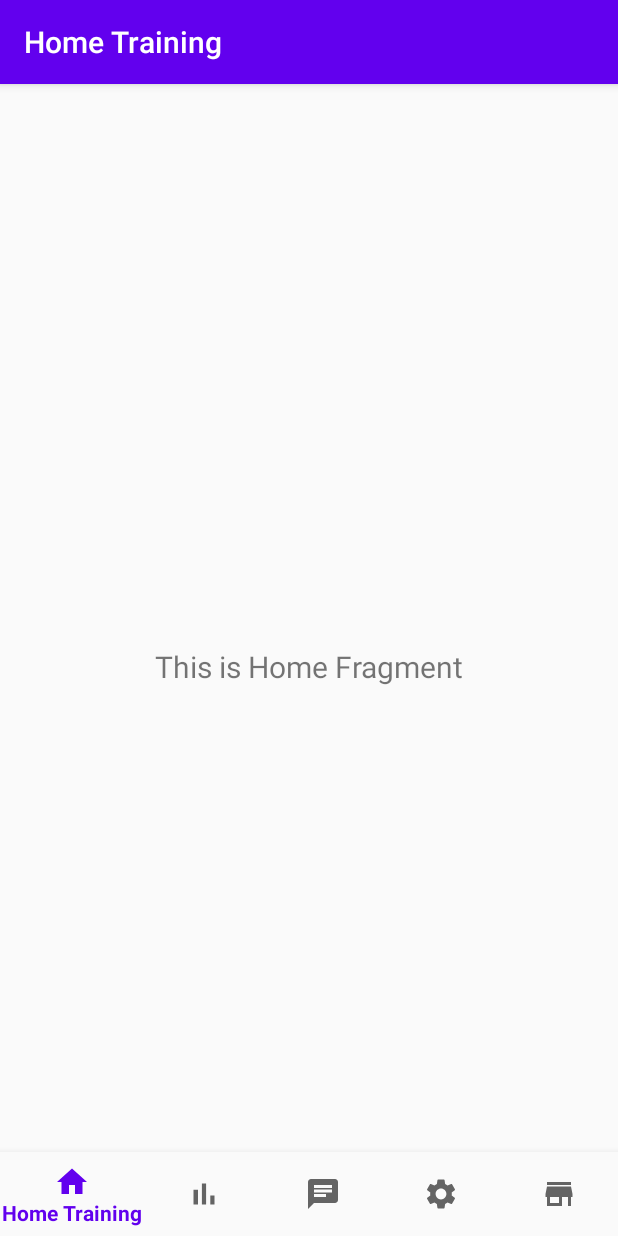
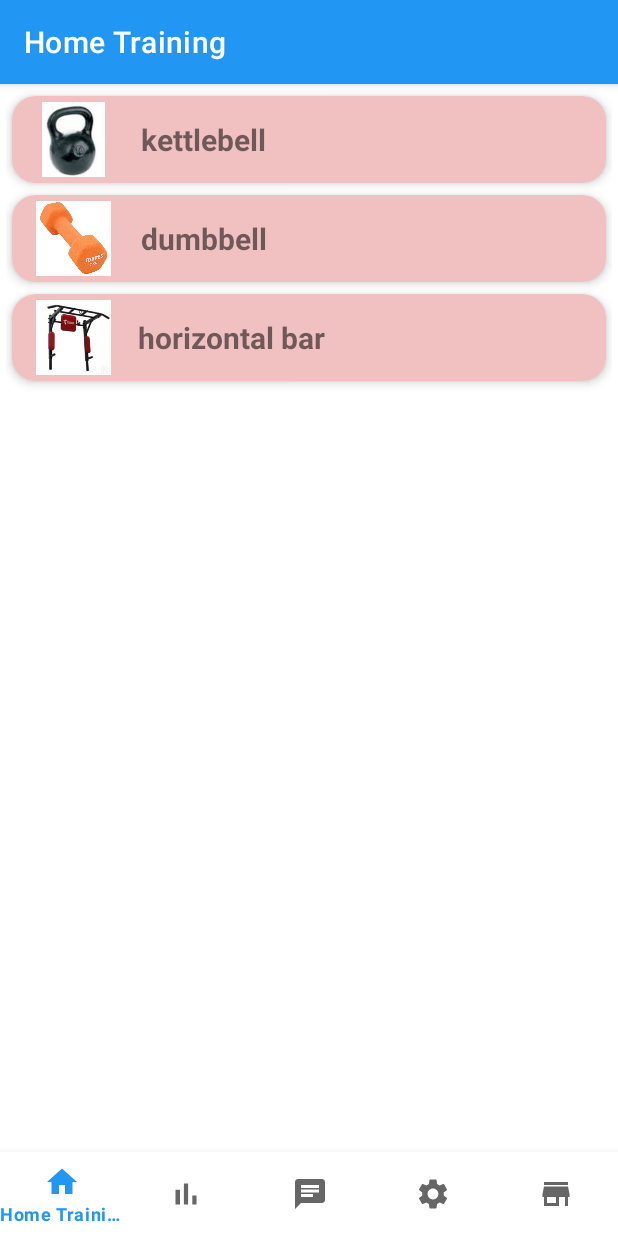
Before and after one commit to Assasinnys/SportAppMaximus, an Android app: the screen it shows after launch (MainActivity), on a phone screen of 412 x 824 dp. Run offline under Robolectric (Android 15) with nearby library versions, the phone set to English and light mode, and no system bars; our stand-ins replace navigation-ui.

Commit message:
feat: add home exercise fragment

```diff
--- a/app/src/main/java/com/example/sportappmaximus/MainActivity.kt
+++ b/app/src/main/java/com/example/sportappmaximus/MainActivity.kt
@@ -22,4 +22,8 @@ class MainActivity : AppCompatActivity(R.layout.activity_main) {
         setupActionBarWithNavController(navController, appBarConfiguration)
         nav_view.setupWithNavController(navController)
     }
+
+    override fun onSupportNavigateUp(): Boolean {
+        return findNavController(R.id.nav_host_fragment).navigateUp()
+    }
 }
--- /dev/null
+++ b/app/src/main/java/com/example/sportappmaximus/adapter/HomeRecyclerViewAdapter.kt
@@ -0,0 +1,38 @@
+package com.example.sportappmaximus.adapter
+
+import android.view.LayoutInflater
+import android.view.View
+import android.view.ViewGroup
+import androidx.recyclerview.widget.RecyclerView
+import com.example.sportappmaximus.R
+import com.example.sportappmaximus.model.ExerciseModel
+import kotlinx.android.synthetic.main.item_home_recycler.view.*
+
+class HomeRecyclerViewAdapter(
+    private var dataList: MutableList<ExerciseModel>,
+    private val clickListener: (position: Int, exercise: ExerciseModel) -> Unit
+) : RecyclerView.Adapter<HomeRecyclerViewAdapter.HomeViewHolder>() {
+
+    @Suppress("MemberVisibilityCanBePrivate")
+    inner class HomeViewHolder(val root: View) : RecyclerView.ViewHolder(root) {
+        init {
+            root.setOnClickListener {
+                clickListener(adapterPosition, dataList[adapterPosition])
+            }
+        }
+    }
+
+    override fun onCreateViewHolder(parent: ViewGroup, viewType: Int): HomeViewHolder {
+        val root =
+            LayoutInflater.from(parent.context).inflate(R.layout.item_home_recycler, parent, false)
+        return HomeViewHolder(root)
+    }
+
+    override fun getItemCount(): Int = dataList.size
+
+    override fun onBindViewHolder(holder: HomeViewHolder, position: Int) {
+        val exerciseModel = dataList[position]
+        holder.root.iv_s.setImageBitmap(exerciseModel.image)
+        holder.root.tv_title.text = exerciseModel.text
+    }
+}
--- /dev/null
+++ b/app/src/main/java/com/example/sportappmaximus/model/ExerciseModel.kt
@@ -0,0 +1,11 @@
+package com.example.sportappmaximus.model
+
+import android.graphics.Bitmap
+import android.os.Parcelable
+import kotlinx.android.parcel.Parcelize
+
+@Parcelize
+data class ExerciseModel(
+    var image: Bitmap? = null,
+    var text: String = ""
+) : Parcelable
--- a/app/src/main/java/com/example/sportappmaximus/ui/home/HomeFragment.kt
+++ b/app/src/main/java/com/example/sportappmaximus/ui/home/HomeFragment.kt
@@ -1,11 +1,19 @@
 package com.example.sportappmaximus.ui.home
 
+import android.graphics.BitmapFactory
 import android.os.Bundle
 import android.view.View
+import android.widget.Toast
+import androidx.core.os.bundleOf
 import androidx.fragment.app.Fragment
 import androidx.fragment.app.viewModels
-import androidx.lifecycle.Observer
+import androidx.navigation.fragment.findNavController
+import androidx.recyclerview.widget.LinearLayoutManager
+import androidx.recyclerview.widget.RecyclerView
 import com.example.sportappmaximus.R
+import com.example.sportappmaximus.adapter.HomeRecyclerViewAdapter
+import com.example.sportappmaximus.model.ExerciseModel
+import com.example.sportappmaximus.util.EXERCISE_KEY
 import kotlinx.android.synthetic.main.fragment_home.*
 
 class HomeFragment : Fragment(R.layout.fragment_home) {
@@ -14,8 +22,17 @@ class HomeFragment : Fragment(R.layout.fragment_home) {
 
     override fun onViewCreated(view: View, savedInstanceState: Bundle?) {
         super.onViewCreated(view, savedInstanceState)
-        homeViewModel.text.observe(viewLifecycleOwner, Observer {
-            tv_home.text = it
-        })
+        rv_home.apply {
+            layoutManager = LinearLayoutManager(context, RecyclerView.VERTICAL, false)
+            adapter = HomeRecyclerViewAdapter(mutableListOf(
+                ExerciseModel(BitmapFactory.decodeResource(resources, R.drawable.kettlebell), "kettlebell"),
+                ExerciseModel(BitmapFactory.decodeResource(resources, R.drawable.dumbbell), "dumbbell"),
+                ExerciseModel(BitmapFactory.decodeResource(resources, R.drawable.horizontal_bar), "horizontal bar")
+            )) { position, exercise ->
+                Toast.makeText(context, "Position $position, text: ${exercise.text}", Toast.LENGTH_SHORT).show()
+                findNavController().navigate(R.id.action_navigation_home_to_homeExerciseFragment, bundleOf(
+                    EXERCISE_KEY to exercise))
+            }
+        }
     }
 }
--- /dev/null
+++ b/app/src/main/java/com/example/sportappmaximus/util/Constants.kt
@@ -0,0 +1,3 @@
+package com.example.sportappmaximus.util
+
+const val EXERCISE_KEY = "exercise"
--- /dev/null
+++ b/app/src/main/res/drawable/item_background.xml
@@ -0,0 +1,7 @@
+<?xml version="1.0" encoding="utf-8"?>
+<shape xmlns:android="http://schemas.android.com/apk/res/android" android:shape="rectangle">
+
+    <corners android:radius="16dp"/>
+    <solid android:color="#F1C1C1"/>
+
+</shape>
--- a/app/src/main/res/layout/fragment_home.xml
+++ b/app/src/main/res/layout/fragment_home.xml
@@ -6,15 +6,12 @@
     android:layout_height="match_parent"
     tools:context=".ui.home.HomeFragment">
 
-    <TextView
-        android:id="@+id/tv_home"
-        android:layout_width="match_parent"
-        android:layout_height="wrap_content"
-        android:layout_marginStart="8dp"
-        android:layout_marginTop="8dp"
-        android:layout_marginEnd="8dp"
-        android:textAlignment="center"
-        android:textSize="20sp"
+    <androidx.recyclerview.widget.RecyclerView
+        android:id="@+id/rv_home"
+        android:layout_width="0dp"
+        android:layout_height="match_parent"
+        android:layout_margin="4dp"
+        tools:listitem="@layout/item_home_recycler"
         app:layout_constraintBottom_toBottomOf="parent"
         app:layout_constraintEnd_toEndOf="parent"
         app:layout_constraintStart_toStartOf="parent"
--- /dev/null
+++ b/app/src/main/res/layout/item_home_recycler.xml
@@ -0,0 +1,46 @@
+<?xml version="1.0" encoding="utf-8"?>
+<androidx.constraintlayout.widget.ConstraintLayout xmlns:android="http://schemas.android.com/apk/res/android"
+    android:layout_width="match_parent"
+    xmlns:app="http://schemas.android.com/apk/res-auto"
+    xmlns:tools="http://schemas.android.com/tools"
+    android:background="@drawable/item_background"
+    android:layout_margin="4dp"
+    android:elevation="4dp"
+    android:layout_height="wrap_content">
+
+    <ImageView
+        android:id="@+id/iv_s"
+        android:layout_width="50dp"
+        android:layout_height="50dp"
+        android:layout_marginStart="16dp"
+        android:layout_marginTop="4dp"
+        android:layout_marginEnd="4dp"
+        android:layout_marginBottom="4dp"
+        app:layout_constraintBottom_toBottomOf="parent"
+        app:layout_constraintEnd_toEndOf="parent"
+        app:layout_constraintHorizontal_bias="0.0"
+        app:layout_constraintStart_toStartOf="parent"
+        app:layout_constraintTop_toTopOf="parent"
+        tools:ignore="ContentDescription"
+        tools:src="@tools:sample/avatars" />
+
+    <com.google.android.material.textview.MaterialTextView
+        android:id="@+id/tv_title"
+        android:layout_width="wrap_content"
+        android:layout_height="wrap_content"
+        android:layout_marginStart="8dp"
+        android:layout_marginTop="4dp"
+        android:layout_marginEnd="4dp"
+        android:layout_marginBottom="4dp"
+        android:textStyle="bold"
+        android:textSize="20sp"
+        app:layout_constraintBottom_toBottomOf="parent"
+        app:layout_constraintEnd_toEndOf="parent"
+        app:layout_constraintHorizontal_bias="0.05"
+        app:layout_constraintStart_toEndOf="@+id/iv_s"
+        app:layout_constraintTop_toTopOf="parent"
+        tools:text="ASDdsa" />
+
+
+
+</androidx.constraintlayout.widget.ConstraintLayout>
--- a/app/src/main/res/navigation/mobile_navigation.xml
+++ b/app/src/main/res/navigation/mobile_navigation.xml
@@ -9,7 +9,11 @@
         android:id="@+id/navigation_home"
         android:name="com.example.sportappmaximus.ui.home.HomeFragment"
         android:label="@string/title_home_training"
-        tools:layout="@layout/fragment_home" />
+        tools:layout="@layout/fragment_home" >
+        <action
+            android:id="@+id/action_navigation_home_to_homeExerciseFragment"
+            app:destination="@id/homeExerciseFragment" />
+    </fragment>
 
     <fragment
         android:id="@+id/navigation_progress"
@@ -34,4 +38,9 @@
         android:name="com.example.sportappmaximus.ui.store.StoreFragment"
         android:label="@string/title_store"
         tools:layout="@layout/fragment_store" />
+    <fragment
+        android:id="@+id/homeExerciseFragment"
+        android:name="com.example.sportappmaximus.ui.exercise.HomeExerciseFragment"
+        tools:layout="@layout/fragment_home_exercise"
+        android:label="HomeExerciseFragment" />
 </navigation>
--- a/app/src/main/res/values/colors.xml
+++ b/app/src/main/res/values/colors.xml
@@ -1,6 +1,6 @@
 <?xml version="1.0" encoding="utf-8"?>
 <resources>
-    <color name="colorPrimary">#6200EE</color>
-    <color name="colorPrimaryDark">#3700B3</color>
+    <color name="colorPrimary">#2196F3</color>
+    <color name="colorPrimaryDark">@android:color/holo_blue_light</color>
     <color name="colorAccent">#03DAC5</color>
 </resources>
--- a/app/src/main/res/values/styles.xml
+++ b/app/src/main/res/values/styles.xml
@@ -1,6 +1,6 @@
 <resources>
     <!-- Base application theme. -->
-    <style name="AppTheme" parent="Theme.AppCompat.Light.DarkActionBar">
+    <style name="AppTheme" parent="Theme.MaterialComponents.DayNight.DarkActionBar">
         <!-- Customize your theme here. -->
         <item name="colorPrimary">@color/colorPrimary</item>
         <item name="colorPrimaryDark">@color/colorPrimaryDark</item>
```
Also changed, not shown: app/src/main/java/com/example/sportappmaximus/ui/exercise/HomeExerciseFragment.kt (added, +21 -0 lines), app/src/main/res/layout/fragment_home_exercise.xml (added, +40 -0 lines), app/src/main/res/drawable/dumbbell.jpg (added), app/src/main/res/drawable/horizontal_bar.jpg (added), app/src/main/res/drawable/kettlebell.jpg (added).
